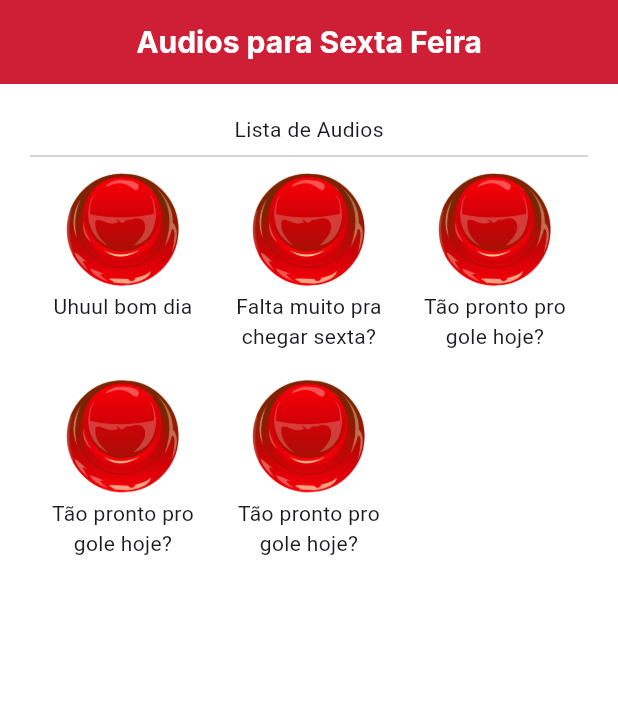
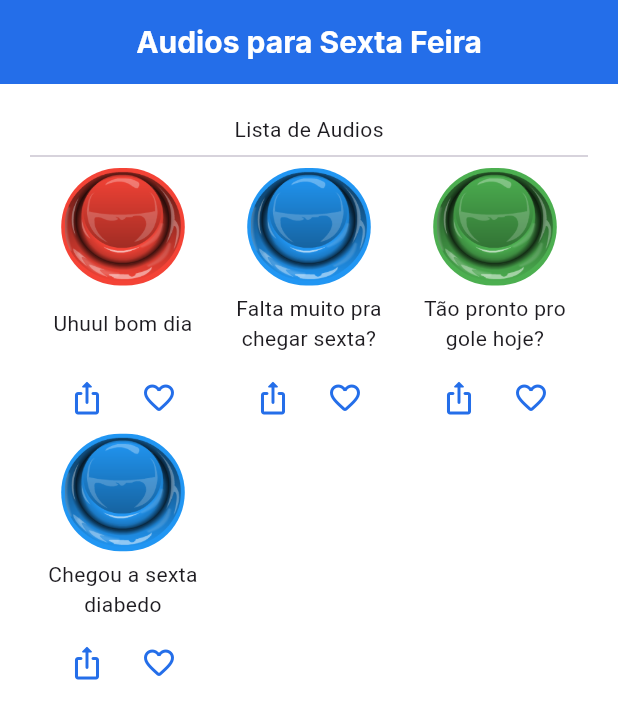
Before and after one commit to lucas3g/audio_sextafeira, a Flutter app: the screen it shows after launch, on a phone screen of 412 x 824 dp. Shown: the top 719 px of the screen. Run offline on Flutter 3.47's test engine with Material 2 defaults, Android fonts, the phone set to English and light mode, and no system bars; our stand-ins replace audioplayers, cross_file, dio, flutter_mobx, flutter_modular, google_fonts and 4 more; generated files the repository leaves out were written again.

Commit message:
feat: add new button and colors

```diff
--- a/lib/app/core_module/constants/constants.dart
+++ b/lib/app/core_module/constants/constants.dart
@@ -1,4 +1,5 @@
 import 'package:audio_sextafeira/app/modules/home/domain/entities/audio.dart';
+import 'package:flutter/material.dart';
 
 const baseUrl = String.fromEnvironment('BASE_URL');
 const baseUrlLicense = String.fromEnvironment('BASE_URL_LICENSE');
@@ -7,21 +8,21 @@ final List<Audio> listAudios = [
   Audio(
     name: 'Uhuul bom dia',
     filePath: 'audios/uhulbomdia.mp3',
+    buttonColor: Colors.red,
   ),
   Audio(
     name: 'Falta muito pra chegar sexta?',
     filePath: 'audios/faltamuitosexta.mp3',
+    buttonColor: Colors.blue,
   ),
   Audio(
     name: 'Tão pronto pro gole hoje?',
     filePath: 'audios/taoprontogole.mp3',
+    buttonColor: Colors.green,
   ),
   Audio(
-    name: 'Tão pronto pro gole hoje?',
-    filePath: 'audios/taoprontogole.mp3',
-  ),
-  Audio(
-    name: 'Tão pronto pro gole hoje?',
-    filePath: 'audios/taoprontogole.mp3',
+    name: 'Chegou a sexta diabedo',
+    filePath: 'audios/chegouasextadiabedo.mp3',
+    buttonColor: Colors.blue,
   ),
 ];
--- a/lib/app/modules/home/domain/entities/audio.dart
+++ b/lib/app/modules/home/domain/entities/audio.dart
@@ -1,9 +1,13 @@
+import 'package:flutter/animation.dart';
+
 class Audio {
   final String name;
   final String filePath;
+  final Color buttonColor;
 
   Audio({
     required this.name,
     required this.filePath,
+    required this.buttonColor,
   });
 }
--- a/lib/app/modules/home/presenter/home_page.dart
+++ b/lib/app/modules/home/presenter/home_page.dart
@@ -32,7 +32,7 @@ class _HomePageState extends State<HomePage> {
             Expanded(
               child: GridView.builder(
                 gridDelegate: const SliverGridDelegateWithFixedCrossAxisCount(
-                  childAspectRatio: 0.9,
+                  childAspectRatio: 0.7,
                   crossAxisCount: 3,
                 ),
                 itemCount: listAudios.length,
@@ -41,6 +41,7 @@ class _HomePageState extends State<HomePage> {
                   return ButtonAudioWidget(
                     audio: audio,
                     audioStore: widget.audioStore,
+                    index: index,
                   );
                 },
               ),
--- a/lib/app/modules/home/presenter/mobx/audio_store.dart
+++ b/lib/app/modules/home/presenter/mobx/audio_store.dart
@@ -1,8 +1,10 @@
 import 'package:audioplayers/audioplayers.dart';
+import 'package:cross_file/cross_file.dart';
 import 'package:mobx/mobx.dart';
 
 import 'package:audio_sextafeira/app/modules/home/domain/entities/audio.dart';
 import 'package:audio_sextafeira/app/modules/home/presenter/mobx/states/audio_states.dart';
+import 'package:share_plus/share_plus.dart';
 
 part 'audio_store.g.dart';
 
@@ -13,11 +15,7 @@ abstract class _AudioStoreBase with Store {
 
   _AudioStoreBase({
     required this.audioPlayer,
-  }) {
-    audioPlayer.onPlayerComplete.listen((event) {
-      emit(FinishAudioState());
-    });
-  }
+  });
 
   @observable
   AudioStates _state = InitialAudioState();
@@ -32,12 +30,15 @@ abstract class _AudioStoreBase with Store {
   }
 
   @action
-  Future<void> playAudio(Audio audio) async {
+  Future playAudio(Audio audio) async {
     if (audioPlay != audio.filePath) {
       emit(PlayAudioState());
       audioPlay = audio.filePath;
       await audioPlayer.play(AssetSource(audio.filePath));
-      emit(FinishAudioState());
+
+      audioPlayer.onPlayerComplete.listen((event) {
+        emit(FinishAudioState());
+      });
     } else {
       if (state is StopAudioState) {
         emit(PlayAudioState());
@@ -49,4 +50,10 @@ abstract class _AudioStoreBase with Store {
       emit(StopAudioState());
     }
   }
+
+  @action
+  Future shareAudio(Audio audio) async {
+    final file = [XFile(audio.filePath)];
+    await Share.shareXFiles(file);
+  }
 }
--- a/lib/app/modules/home/presenter/widgets/button_audio_widget.dart
+++ b/lib/app/modules/home/presenter/widgets/button_audio_widget.dart
@@ -1,17 +1,21 @@
+import 'package:audio_sextafeira/app/modules/home/presenter/mobx/states/audio_states.dart';
 import 'package:flutter/material.dart';
 import 'package:flutter_mobx/flutter_mobx.dart';
 
 import 'package:audio_sextafeira/app/modules/home/domain/entities/audio.dart';
 import 'package:audio_sextafeira/app/modules/home/presenter/mobx/audio_store.dart';
+import 'package:audio_sextafeira/app/theme/app_theme.dart';
 import 'package:audio_sextafeira/app/utils/constants.dart';
 
 class ButtonAudioWidget extends StatefulWidget {
   final Audio audio;
   final AudioStore audioStore;
+  final int index;
   const ButtonAudioWidget({
     Key? key,
     required this.audio,
     required this.audioStore,
+    required this.index,
   }) : super(key: key);
 
   @override
@@ -22,18 +26,33 @@ class _ButtonAudioWidgetState extends State<ButtonAudioWidget> {
   @override
   Widget build(BuildContext context) {
     return Column(
+      mainAxisAlignment: MainAxisAlignment.spaceBetween,
+      mainAxisSize: MainAxisSize.min,
       children: [
-        Observer(builder: (_) {
+        Observer(
+          builder: (_) {
+            final state = widget.audioStore.state;
+
             return InkWell(
               onTap: () async {
                 await widget.audioStore.playAudio(widget.audio);
               },
+              child: Container(
+                decoration: BoxDecoration(
+                  color: widget.audio.buttonColor,
+                  borderRadius: BorderRadius.circular(50),
+                ),
                 child: Image.asset(
-              'assets/images/play.jpeg',
+                  state is PlayAudioState &&
+                          widget.audio.filePath == widget.audioStore.audioPlay
+                      ? 'assets/images/transparent_button_pressed.png'
+                      : 'assets/images/transparent_button_normal.png',
                   width: context.screenWidth * .2,
                 ),
+              ),
             );
-        }),
+          },
+        ),
         Row(
           children: [
             Expanded(
@@ -44,6 +63,27 @@ class _ButtonAudioWidgetState extends State<ButtonAudioWidget> {
             ),
           ],
         ),
+        Row(
+          mainAxisAlignment: MainAxisAlignment.center,
+          children: [
+            IconButton(
+              onPressed: () async {
+                await widget.audioStore.shareAudio(widget.audio);
+              },
+              icon: Icon(
+                Icons.ios_share_rounded,
+                color: AppTheme.colors.primary,
+              ),
+            ),
+            IconButton(
+              onPressed: () async {},
+              icon: Icon(
+                Icons.favorite_border_rounded,
+                color: AppTheme.colors.primary,
+              ),
+            ),
+          ],
+        )
       ],
     );
   }
--- a/lib/app/theme/app_colors.dart
+++ b/lib/app/theme/app_colors.dart
@@ -58,7 +58,7 @@ class AppColorDefault implements AppColors {
   //009342 - PAPAGAIO - cf1f36 BIO //004357 Cor legal
   //246EE9 Royal Blue //FF2400 Scarlet Red //3EB489 Mint Green
   @override
-  String get colorFinal => 'cf1f36';
+  String get colorFinal => '246EE9';
 
   @override
   int get hexFinal => int.parse('$hex$colorFinal');
--- a/pubspec.yaml
+++ b/pubspec.yaml
@@ -46,6 +46,9 @@ dependencies:
   audioplayers: ^1.1.1
   mobx: ^2.1.1
   flutter_mobx: ^2.0.6+4
+  share_plus: ^4.5.3
+  cross_file: ^0.3.3+2
+
 
 dev_dependencies:
   flutter_test:
```
Also changed, not shown: assets/images/play.jpeg (deleted), assets/images/transparent_button_normal.png (added), assets/images/transparent_button_pressed.png (added), lib/app/modules/home/presenter/mobx/audio_store.g.dart, pubspec.lock, 3 other files. Lines whose indentation alone changed are shown as unchanged.
